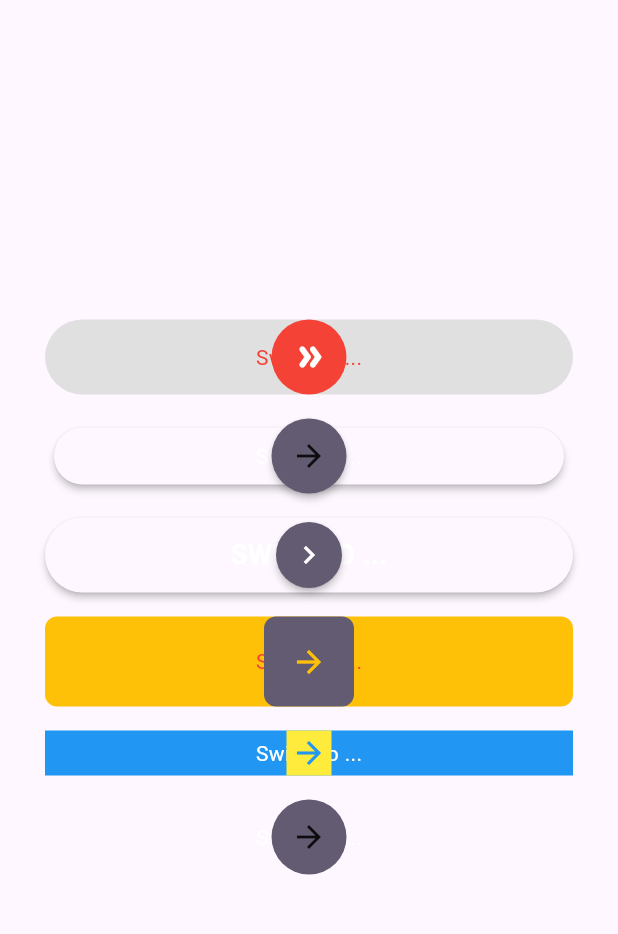
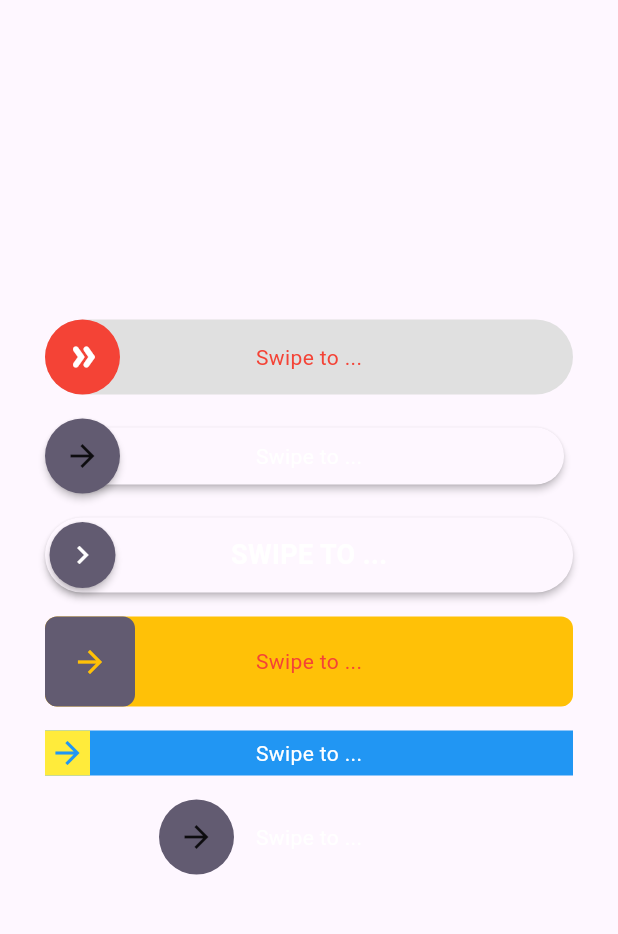
Before and after one commit to lrferreiro/flutter_swipe_button, a Flutter app: the screen it shows after launch, on a phone screen of 412 x 824 dp, the part 63-997 px from its top. Run offline on Flutter 3.47's test engine with Material 3 defaults, Android fonts, the phone set to English and light mode, and no system bars.

Commit message:
Update dependencies and add trailing widget support to SwipeButton

```diff
--- a/lib/src/swipe_button.dart
+++ b/lib/src/swipe_button.dart
@@ -145,16 +145,20 @@ class _SwipeState extends State<SwipeButton> with TickerProviderStateMixin {
       child: LayoutBuilder(
         builder: (context, constraints) {
           return Stack(
-            alignment: Alignment.center,
             clipBehavior: Clip.none,
             children: [
               _buildTrack(context, constraints),
               _buildThumb(context, constraints),
               if (widget.trailing != null)
-                Positioned(
-                  right: widget.connected ? null : 0,
-                  left: widget.connected ? 0 : null,
-                  child: widget.trailing!,
+                Padding(
+                  padding: const EdgeInsets.symmetric(horizontal: 8.0),
+                  child: Positioned(
+                    top: 0,
+                    bottom: 0,
+                    right: widget.connected ? null : 0,
+                    left: widget.connected ? 0 : null,
+                    child: widget.trailing!,
+                  ),
                 ),
             ],
           );
```
